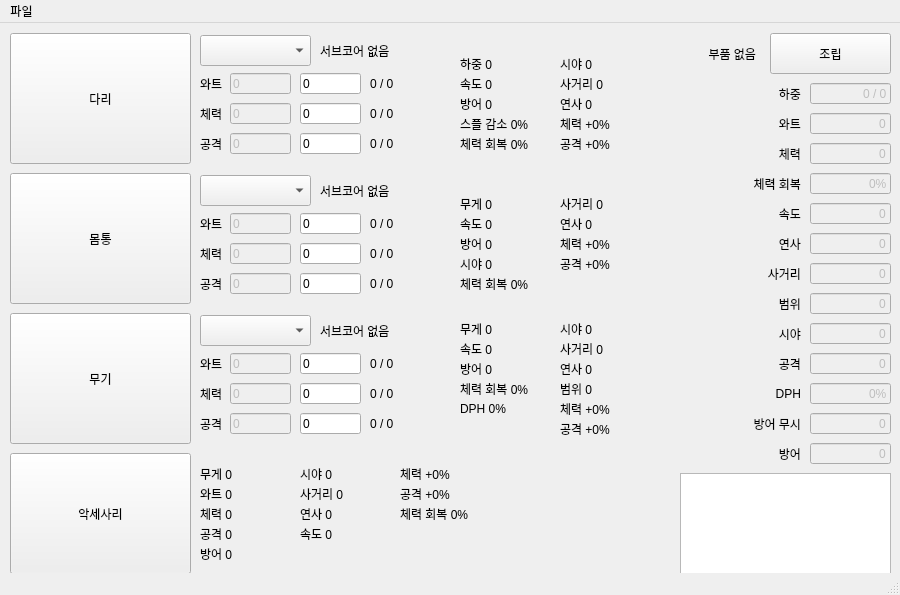
Qt form calculator.ui (ThunderVolt45/Nova-Parts-Calculator-Python) before a commit.
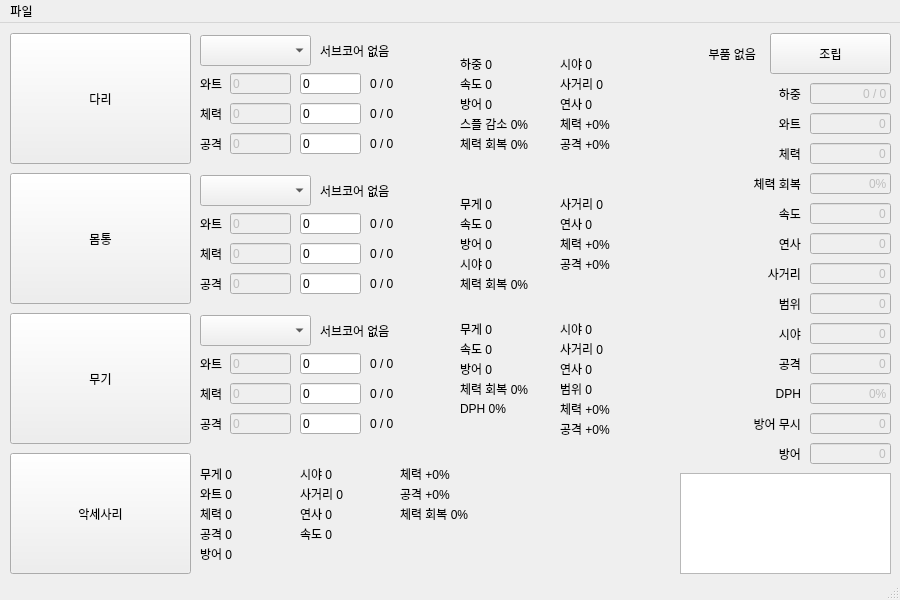
The same form after that commit.

Commit message: Release 준비

Patch:
```diff
--- a/calculator.ui
+++ b/calculator.ui
@@ -7,19 +7,19 @@
     <x>0</x>
     <y>0</y>
     <width>900</width>
-    <height>595</height>
+    <height>600</height>
    </rect>
   </property>
   <property name="minimumSize">
    <size>
-    <width>850</width>
-    <height>595</height>
+    <width>900</width>
+    <height>600</height>
    </size>
   </property>
   <property name="maximumSize">
    <size>
     <width>900</width>
-    <height>650</height>
+    <height>600</height>
    </size>
   </property>
   <property name="windowTitle">
```
The commit also changes 2 other files.
